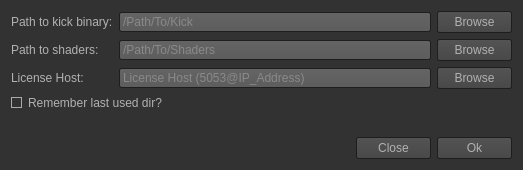
First picture: the form in src/preferences.ui, repository crewshin/KickAssGUI, before the edit.
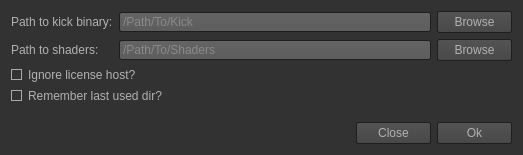
Second picture: the form after the edit. Icons and pictures are not drawn.

Diff of the .ui file:
```diff
--- a/src/preferences.ui
+++ b/src/preferences.ui
@@ -10,7 +10,7 @@
     <x>0</x>
     <y>0</y>
     <width>523</width>
-    <height>170</height>
+    <height>155</height>
    </rect>
   </property>
   <property name="windowTitle">
@@ -569,41 +569,15 @@
        </property>
       </widget>
      </item>
-     <item row="2" column="1">
-      <widget class="QLineEdit" name="prefsShadersPathLineEdit_2">
-       <property name="placeholderText">
-        <string>License Host (5053@IP_Address)</string>
-       </property>
-      </widget>
-     </item>
-     <item row="2" column="0">
-      <widget class="QLabel" name="prefsShadersPathLabel_2">
-       <property name="text">
-        <string>License Host:</string>
-       </property>
-      </widget>
-     </item>
-     <item row="2" column="2">
-      <widget class="QPushButton" name="prefsShadersBrowseButton_2">
-       <property name="minimumSize">
-        <size>
-         <width>75</width>
-         <height>0</height>
-        </size>
-       </property>
-       <property name="maximumSize">
-        <size>
-         <width>75</width>
-         <height>16777215</height>
-        </size>
-       </property>
-       <property name="text">
-        <string>Browse</string>
-       </property>
-      </widget>
-     </item>
     </layout>
    </item>
+   <item>
+    <widget class="QCheckBox" name="prefsIgnoreLicHostCheckBox">
+     <property name="text">
+      <string>Ignore license host?</string>
+     </property>
+    </widget>
+   </item>
    <item>
     <widget class="QCheckBox" name="prefsLastUsedDirCheckBox">
      <property name="text">
```
